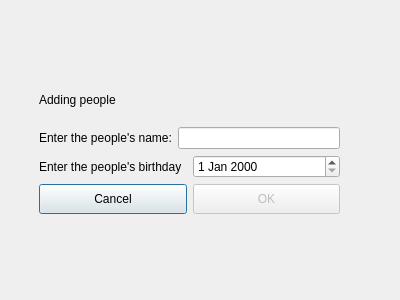
Old version of the form Brithday-App/myeventconfigurationform.ui in the repository SerhiyTo/Birthday-App.
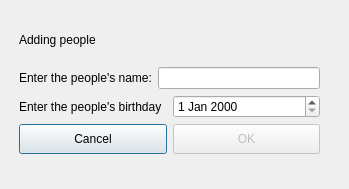
New version of the form.

Commit message: pevious version of insertion form deleted

Diff of the .ui file:
```diff
--- a/Brithday-App/myeventconfigurationform.ui
+++ b/Brithday-App/myeventconfigurationform.ui
@@ -6,18 +6,24 @@
    <rect>
     <x>0</x>
     <y>0</y>
-    <width>400</width>
-    <height>300</height>
+    <width>349</width>
+    <height>189</height>
    </rect>
   </property>
+  <property name="sizePolicy">
+   <sizepolicy hsizetype="Fixed" vsizetype="Fixed">
+    <horstretch>0</horstretch>
+    <verstretch>0</verstretch>
+   </sizepolicy>
+  </property>
   <property name="windowTitle">
    <string>Dialog</string>
   </property>
   <widget class="QFrame" name="frMessageOpen">
    <property name="geometry">
     <rect>
-     <x>30</x>
-     <y>70</y>
+     <x>10</x>
+     <y>10</y>
      <width>319</width>
      <height>153</height>
     </rect>
```
The commit also changes 5 other files.
